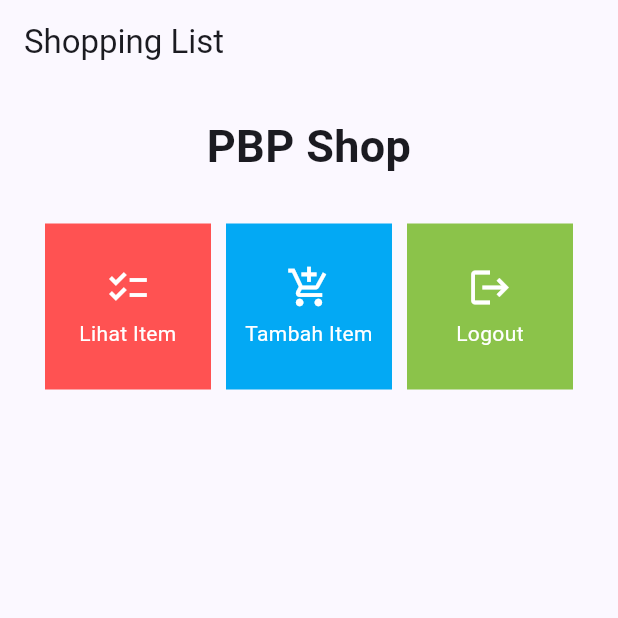
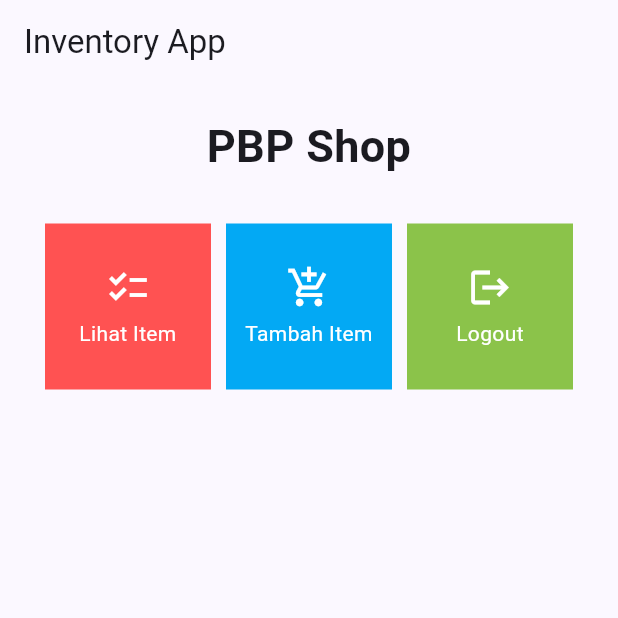
Before and after one commit to HilmyAmmar/inventory_app_mobile, a Flutter app: the screen it shows after launch, on a phone screen of 412 x 824 dp, the top half of it. Run offline on Flutter 3.47's test engine with Material 2 defaults, Android fonts, the phone set to English and light mode, and no system bars.

Commit message:
tugas 7 selesai

```diff
--- a/lib/menu.dart
+++ b/lib/menu.dart
@@ -27,7 +27,7 @@ class MyHomePage extends StatelessWidget {
     return Scaffold(
       appBar: AppBar(
         title: const Text(
-          'Shopping List',
+          'Inventory App',
         ),
       ),
       body: SingleChildScrollView(
```
